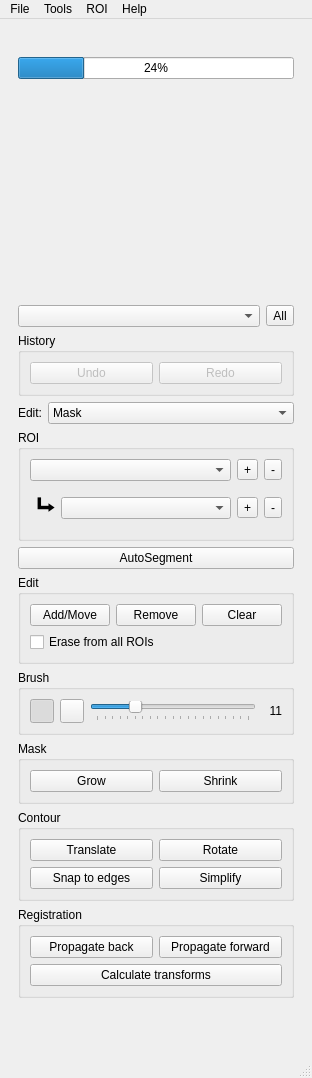
This is ui/toolbox.ui in dafne-imaging/dafne as Qt 5 draws it before an edit. The edited form follows.
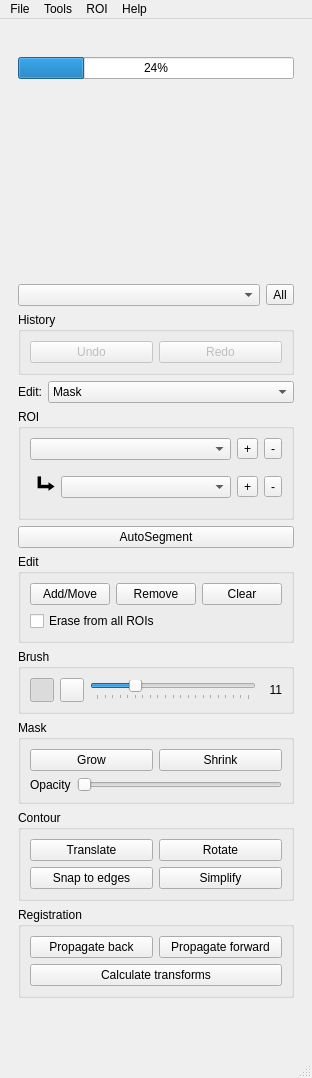
This is the edited form. Icons and pictures are not drawn.

Commit message: Mask opacity slider (tested), compact dicom/nifti export/import (untested)

What changed in the file:
```diff
--- a/ui/toolbox.ui
+++ b/ui/toolbox.ui
@@ -455,6 +455,27 @@
             </item>
            </layout>
           </item>
+          <item>
+           <layout class="QHBoxLayout" name="horizontalLayout_12">
+            <item>
+             <widget class="QLabel" name="opacityLabel">
+              <property name="text">
+               <string>Opacity</string>
+              </property>
+             </widget>
+            </item>
+            <item>
+             <widget class="QSlider" name="opacitySlider">
+              <property name="maximum">
+               <number>100</number>
+              </property>
+              <property name="orientation">
+               <enum>Qt::Horizontal</enum>
+              </property>
+             </widget>
+            </item>
+           </layout>
+          </item>
          </layout>
         </widget>
        </item>
```
Left out of the diff: 18 changed lines with no effect on the pictures. The commit also changes 6 other files.
